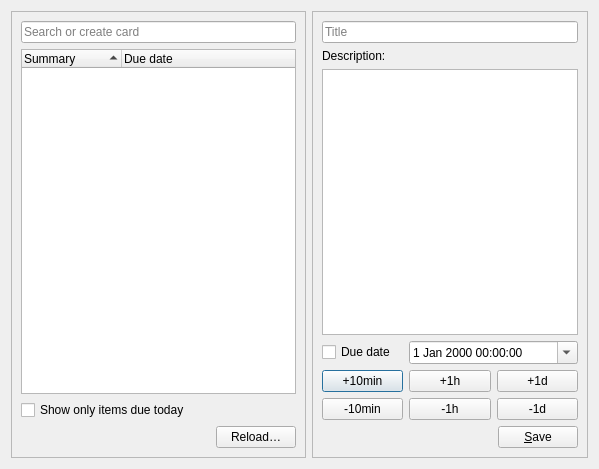
Before: the Qt Designer form src/dialogs/nextclouddeckdialog.ui in pbek/QOwnNotes, drawn with Qt 5.
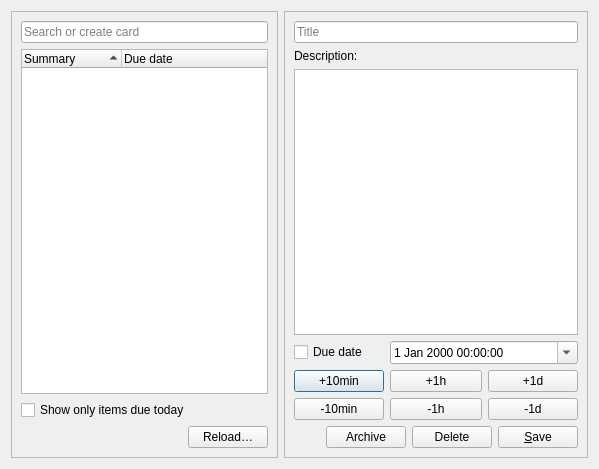
After: the same form once the commit is applied. Icons and pictures are not drawn. Custom widgets are drawn as their Qt base class.

Commit message: #3357 nextclouddeckdialog: add delete and archive button and remove obsolete menu item

Patch:
```diff
--- a/src/dialogs/nextclouddeckdialog.ui
+++ b/src/dialogs/nextclouddeckdialog.ui
@@ -133,6 +133,34 @@
            </property>
           </spacer>
          </item>
+         <item>
+          <widget class="QPushButton" name="archiveCardButton">
+           <property name="toolTip">
+            <string>Archive card</string>
+           </property>
+           <property name="text">
+            <string>Archive</string>
+           </property>
+           <property name="icon">
+            <iconset theme="archive-extract" resource="../breeze-qownnotes.qrc">
+             <normaloff>:/icons/breeze-qownnotes/16x16/archive-extract.svg</normaloff>:/icons/breeze-qownnotes/16x16/archive-extract.svg</iconset>
+           </property>
+          </widget>
+         </item>
+         <item>
+          <widget class="QPushButton" name="deleteCardButton">
+           <property name="toolTip">
+            <string>Delete card</string>
+           </property>
+           <property name="text">
+            <string>Delete</string>
+           </property>
+           <property name="icon">
+            <iconset theme="edit-delete" resource="../breeze-qownnotes.qrc">
+             <normaloff>:/icons/breeze-qownnotes/16x16/edit-delete.svg</normaloff>:/icons/breeze-qownnotes/16x16/edit-delete.svg</iconset>
+           </property>
+          </widget>
+         </item>
          <item>
           <widget class="QPushButton" name="saveButton">
            <property name="toolTip">
```
Left out of the diff: 4 changed lines with no effect on the pictures. The commit also changes 2 other files.
